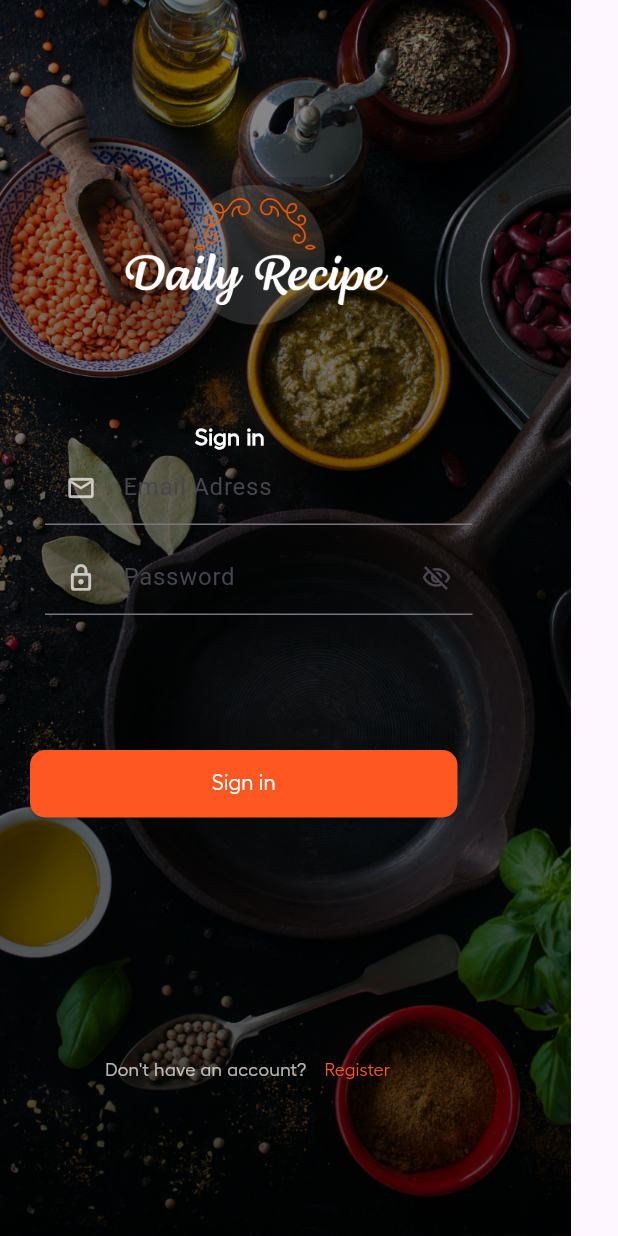
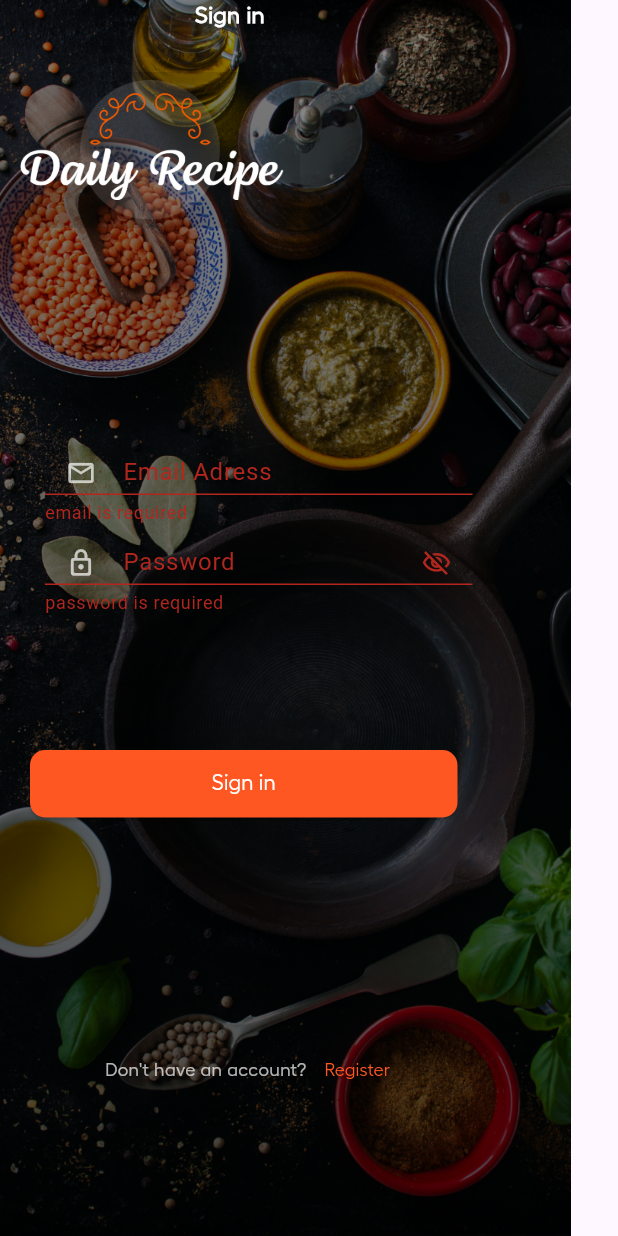
Before and after one commit to MonaMohammedbio/recipe_app_level2, a Flutter app: the SigninPage screen opened directly, after a tap on "Sign in", on a phone screen of 412 x 824 dp. Run offline on Flutter 3.47's test engine with Material 3 defaults, Android fonts, the phone set to English and light mode, and no system bars; our stand-ins replace email_validator, shared_preferences; accounts and stored records are empty; statements that could not run were skipped.

Commit message:
second update

```diff
--- a/lib/pages/signin..pages.dart
+++ b/lib/pages/signin..pages.dart
@@ -37,15 +37,18 @@ class _SigninPageState extends State<SigninPage> {
   Widget build(BuildContext context) {
     return Scaffold(
       body: Center(
+
+        child: Form(
+          key: fromKey,
           child: Stack(children: [
             Image(
                 color: Colors.black38,
                 colorBlendMode: BlendMode.darken,
                 image: AssetImage("images/splash.png")),
             Column(
-            mainAxisAlignment: MainAxisAlignment.center,
               children: [
                 Padding(
+
                   padding: EdgeInsets.fromLTRB(130, 0, 0, 240),
                   child: Text(
                       textAlign: TextAlign.center,
@@ -59,7 +62,6 @@ class _SigninPageState extends State<SigninPage> {
               ],
             ),
             Container(
-            padding: EdgeInsets.fromLTRB(70, 70, 0, 0),
               child: Image(
                   color: Colors.black12,
                   colorBlendMode: BlendMode.difference,
@@ -68,6 +70,7 @@ class _SigninPageState extends State<SigninPage> {
                   image: AssetImage("images/Logo.png")),
             ),
             Padding(
+
               padding: EdgeInsets.fromLTRB(30, 300, 0, 0),
               child: SizedBox(
                 width: 285,
@@ -103,6 +106,7 @@ class _SigninPageState extends State<SigninPage> {
               ),
             ),
             Padding(
+
               padding: EdgeInsets.fromLTRB(30, 360, 0, 0),
               child: SizedBox(
                 width: 285,
@@ -144,6 +148,7 @@ class _SigninPageState extends State<SigninPage> {
               ),
             ),
             Padding(
+
               padding: EdgeInsets.fromLTRB(20, 500, 0, 0),
               child: SizedBox(
                 width: 285,
@@ -157,11 +162,12 @@ class _SigninPageState extends State<SigninPage> {
               if (fromKey.currentState?.validate() ?? false) {
               await PrefrencesService.prefs?.setBool('isLogin', true);
 
+
                         Navigator.pushReplacement(context,
-                          MaterialPageRoute(builder: (_) => HomePage()));
-                    }
-                  },
-                  child: Text("Sign in",
+                            MaterialPageRoute(builder: (context) => HomePage()));
+                      }}
+
+                    ,child: Text("Sign in",
                         style: TextStyle(
                             color: Colors.white,
                             fontFamily: "Hellix",
@@ -169,6 +175,7 @@ class _SigninPageState extends State<SigninPage> {
               ),
             ),
             Padding(
+
               padding: EdgeInsets.fromLTRB(70, 690, 0, 0),
               child: Row(
                 children: [
@@ -199,6 +206,7 @@ class _SigninPageState extends State<SigninPage> {
             )
           ]),
         ),
+      ),
     );
   }
 }
--- a/lib/services/shared prefrences.services.dart
+++ b/lib/services/shared prefrences.services.dart
@@ -6,5 +6,8 @@ abstract class PrefrencesService {
 
   static bool checkUser() {
     return prefs?.getBool('isLogin') ?? false;
+
+
+
   }
 }
```
Lines whose indentation alone changed are shown as unchanged.
